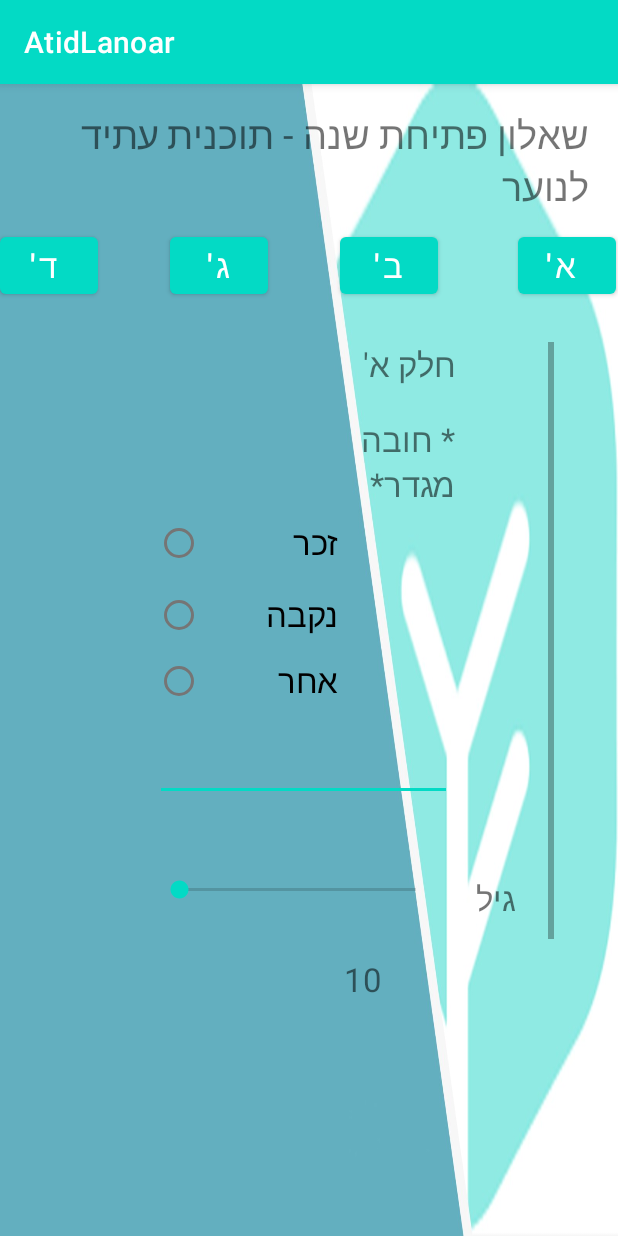
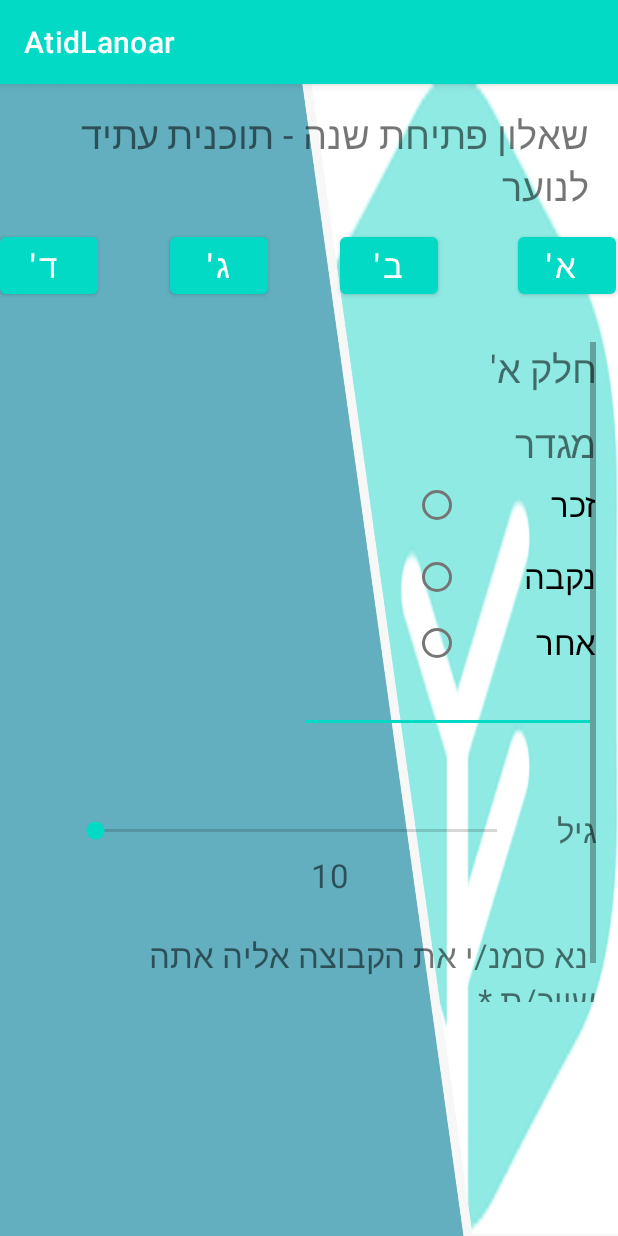
Before and after one commit to rivkaba/AtidLanoar, an Android app: the Opening_questionnaire screen opened directly, with no data from a screen before it, after a tap on "לשאלון", on a phone screen of 412 x 824 dp. Run offline under Robolectric (Android 15) with nearby library versions, the phone set to English and light mode, and no system bars; our stand-ins replace Firebase (no records; nobody signed in at launch, a user with empty details on screens opened directly).

Commit message:
opening finish 1

```diff
--- a/app/src/main/res/layout/activity_opening_questionnaire.xml
+++ b/app/src/main/res/layout/activity_opening_questionnaire.xml
@@ -176,10 +176,10 @@
 
     <ScrollView
         android:id="@+id/ScrollViewQuestionnaire1"
-        android:layout_width="266dp"
-        android:layout_height="462dp"
-        android:layout_marginStart="60dp"
+        android:layout_width="397dp"
+        android:layout_height="440dp"
         android:layout_marginTop="76dp"
+        android:layout_marginEnd="16dp"
         android:visibility="invisible"
         app:layout_constraintEnd_toEndOf="parent"
         app:layout_constraintHorizontal_bias="0.505"
@@ -189,6 +189,7 @@
         <LinearLayout
             android:layout_width="match_parent"
             android:layout_height="wrap_content"
+            android:gravity="right"
             android:orientation="vertical">
 
             <TextView
@@ -196,14 +197,14 @@
                 android:layout_width="200dp"
                 android:layout_height="50dp"
                 android:text="חלק א'"
-                android:textSize="22sp"></TextView>
+                android:textSize="25sp"></TextView>
 
-            <TextView
-                android:id="@+id/textView22"
-                android:layout_width="200dp"
-                android:layout_height="wrap_content"
-                android:text="* חובה"
-                android:textSize="22sp" />
+            <!--            <TextView-->
+            <!--                android:id="@+id/textView22"-->
+            <!--                android:layout_width="200dp"-->
+            <!--                android:layout_height="wrap_content"-->
+            <!--                android:text="* חובה"-->
+            <!--                android:textSize="22sp" />-->
 
             <!--    <TabHost-->
             <!--        android:id="@+id/tabHost"-->
@@ -244,12 +245,15 @@
                 android:id="@+id/textView18"
                 android:layout_width="200dp"
                 android:layout_height="wrap_content"
-                android:text="מגדר*"
-                android:textSize="22sp" />
+                android:text="מגדר"
+                android:textSize="25sp" />
 
             <RadioGroup
                 android:layout_width="248dp"
-                android:layout_height="wrap_content">
+                android:layout_height="wrap_content"
+                android:gravity="right"
+
+                >
 
                 <RadioButton
                     android:id="@+id/radioButton6"
@@ -278,10 +282,11 @@
             <EditText
                 android:id="@+id/editTextTextPersonName2"
                 android:layout_width="198dp"
-                android:layout_height="60dp"
+                android:layout_height="40dp"
                 android:ems="10"
                 android:inputType="textPersonName"
                 android:textSize="22sp" />
+
 
             <Space
                 android:layout_width="match_parent"
@@ -289,13 +294,14 @@
 
             <LinearLayout
                 android:layout_width="match_parent"
-                android:layout_height="match_parent"
+                android:layout_height="30dp"
+                android:gravity="right"
                 android:orientation="horizontal">
 
                 <SeekBar
                     android:id="@+id/seekBar"
-                    android:layout_width="190dp"
-                    android:layout_height="wrap_content"
+                    android:layout_width="300dp"
+                    android:layout_height="30dp"
                     android:layout_alignParentStart="true"
                     android:layout_centerVertical="true"
                     android:max="20"
@@ -303,7 +309,7 @@
 
                 <TextView
                     android:layout_width="50dp"
-                    android:layout_height="wrap_content"
+                    android:layout_height="30dp"
                     android:layout_marginBottom="24dp"
                     android:text="גיל"
                     android:textSize="22sp" />
@@ -322,7 +328,7 @@
 
                 <TextView
                     android:id="@+id/textView"
-                    android:layout_width="140dp"
+                    android:layout_width="190dp"
                     android:layout_height="wrap_content"
                     android:layout_centerHorizontal="true"
                     android:layout_marginBottom="24dp"
@@ -333,6 +339,7 @@
             <LinearLayout
                 android:layout_width="match_parent"
                 android:layout_height="match_parent"
+                android:gravity="right"
                 android:orientation="horizontal">
 
                 <Spinner
@@ -340,15 +347,16 @@
                     android:layout_width="40dp"
                     android:layout_height="49dp"
                     android:layout_marginTop="24dp"
-                    android:textSize="50dp"
+                    android:textSize="100dp"
 
 
                     />
 
                 <TextView
                     android:id="@+id/textView17"
-                    android:layout_width="200dp"
+                    android:layout_width="330dp"
                     android:layout_height="wrap_content"
+                    android:gravity="right"
                     android:text=" נא סמנ/י את הקבוצה אליה אתה שייכ/ת *"
                     android:textSize="22dp" />
             </LinearLayout>
```
